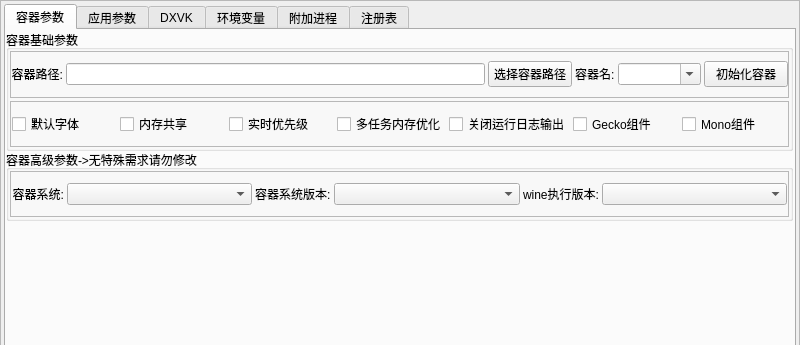
Before: the Qt Designer form ui/vekAppAddMT.ui in gfdgd-xi/vekcode, drawn with Qt 5; both pictures show x 0 to 800 and y 0 to 345 of the 800 by 500 pixel window.
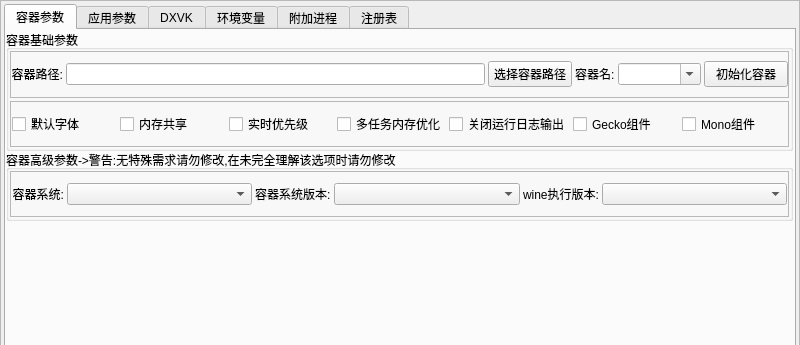
After: the same form once the commit is applied.

```diff
--- a/ui/vekAppAddMT.ui
+++ b/ui/vekAppAddMT.ui
@@ -457,7 +457,7 @@
            </rect>
           </property>
           <property name="title">
-           <string>容器高级参数-&gt;无特殊需求请勿修改</string>
+           <string>容器高级参数-&gt;警告:无特殊需求请勿修改,在未完全理解该选项时请勿修改</string>
           </property>
           <layout class="QVBoxLayout" name="verticalLayout_9">
            <property name="spacing">
```
